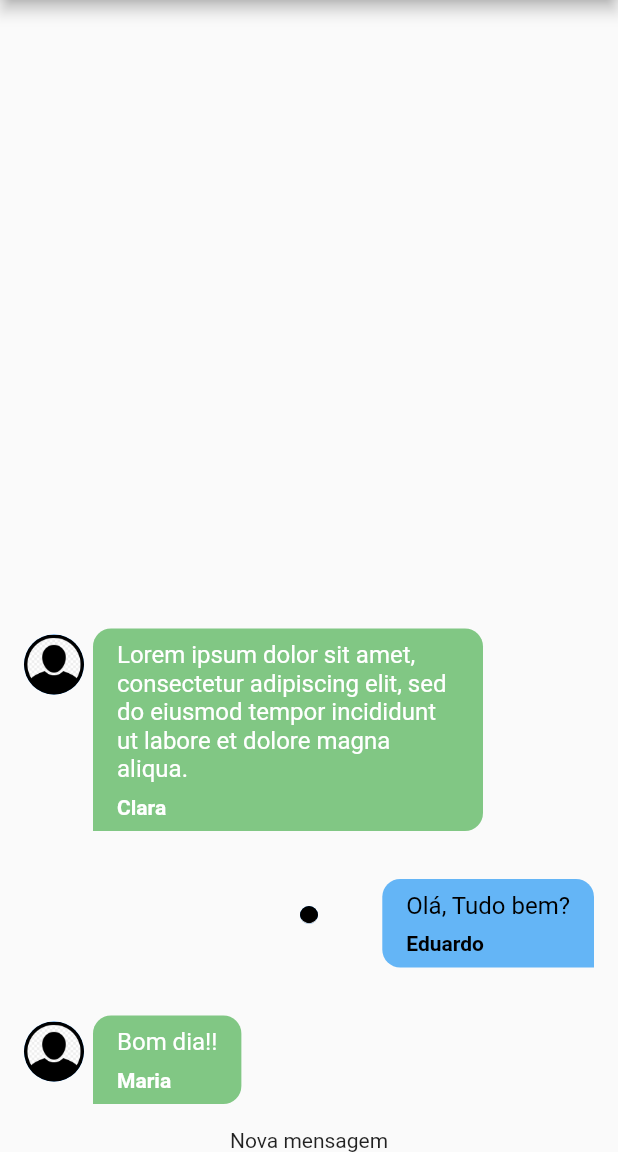
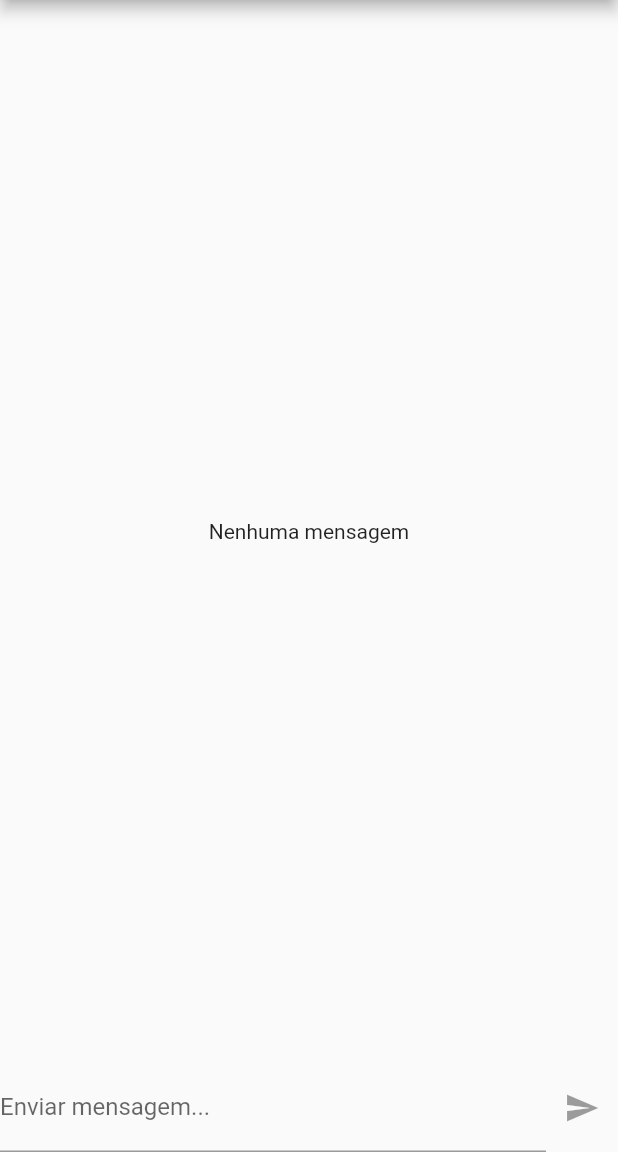
Before and after one commit to joaovitorcf97/chat, a Flutter app: the screen it shows after launch, on a phone screen of 412 x 824 dp, the part 84-1236 px from its top. Run offline on Flutter 3.47's test engine with Material 2 defaults, Android fonts, the phone set to English and light mode, and no system bars; our stand-ins replace google_fonts, image_picker; accounts and stored records are empty.

Commit message:
Criando componente new message

```diff
--- a/lib/components/new_messages.dart
+++ b/lib/components/new_messages.dart
@@ -1,12 +1,48 @@
+import 'package:chat/core/services/auth/auth_service.dart';
+import 'package:chat/core/services/chat/chat_sevice.dart';
 import 'package:flutter/material.dart';
 
-class NewMessages extends StatelessWidget {
+class NewMessages extends StatefulWidget {
   const NewMessages({Key? key}) : super(key: key);
 
   @override
+  State<NewMessages> createState() => _NewMessagesState();
+}
+
+class _NewMessagesState extends State<NewMessages> {
+  String _message = '';
+  final _messageController = TextEditingController();
+
+  Future<void> _sendMessage() async {
+    final user = AuthService().currentUser;
+
+    if (user != null) {
+      ChatService().save(_message, user);
+      _messageController.clear();
+    }
+  }
+
+  @override
   Widget build(BuildContext context) {
-    return Center(
-      child: Text('Nova mensagem'),
+    return Row(
+      children: [
+        Expanded(
+          child: TextField(
+            controller: _messageController,
+            onChanged: (msg) => setState(() => _message = msg),
+            decoration: const InputDecoration(labelText: 'Enviar mensagem...'),
+            onSubmitted: (_) {
+              if (_message.trim().isNotEmpty) {
+                _sendMessage();
+              }
+            },
+          ),
+        ),
+        IconButton(
+          onPressed: _message.trim().isEmpty ? null : _sendMessage,
+          icon: const Icon(Icons.send),
+        ),
+      ],
     );
   }
 }
--- a/lib/core/services/chat/chat_mock_service.dart
+++ b/lib/core/services/chat/chat_mock_service.dart
@@ -5,33 +5,7 @@ import 'package:chat/core/models/chat_users.dart';
 import 'package:chat/core/services/chat/chat_sevice.dart';
 
 class ChatMockService implements ChatService {
-  static final List<ChatMessage> _msgs = [
-    ChatMessage(
-      id: '1',
-      text: 'Bom dia!!',
-      createdAt: DateTime.now(),
-      userId: '123',
-      userName: 'Maria',
-      userImageURL: 'assets/images/avatar.png',
-    ),
-    ChatMessage(
-      id: '2',
-      text: 'Olá, Tudo bem?',
-      createdAt: DateTime.now(),
-      userId: '123456',
-      userName: 'Eduardo',
-      userImageURL: 'assets/images/avatar.png',
-    ),
-    ChatMessage(
-      id: '3',
-      text:
-          'Lorem ipsum dolor sit amet, consectetur adipiscing elit, sed do eiusmod tempor incididunt ut labore et dolore magna aliqua. ',
-      createdAt: DateTime.now(),
-      userId: '123456789',
-      userName: 'Clara',
-      userImageURL: 'assets/images/avatar.png',
-    ),
-  ];
+  static final List<ChatMessage> _msgs = [];
   static MultiStreamController<List<ChatMessage>>? _controller;
   static final _msgsStream = Stream<List<ChatMessage>>.multi((controller) {
     _controller = controller;
@@ -53,7 +27,7 @@ class ChatMockService implements ChatService {
     );
 
     _msgs.add(newMessage);
-    _controller?.add(_msgs);
+    _controller?.add(_msgs.reversed.toList());
 
     return newMessage;
   }
--- a/lib/main.dart
+++ b/lib/main.dart
@@ -1,6 +1,4 @@
 import 'package:chat/pages/auth_or_app_page.dart';
-import 'package:chat/pages/auth_page.dart';
-import 'package:chat/pages/loading_page.dart';
 import 'package:flutter/material.dart';
 
 void main() {
```
